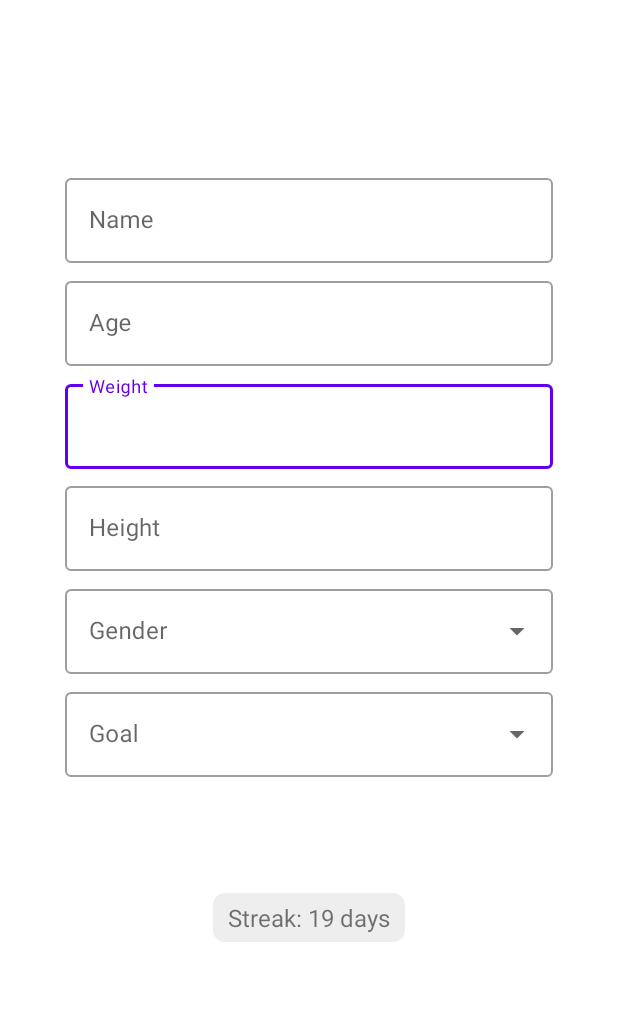
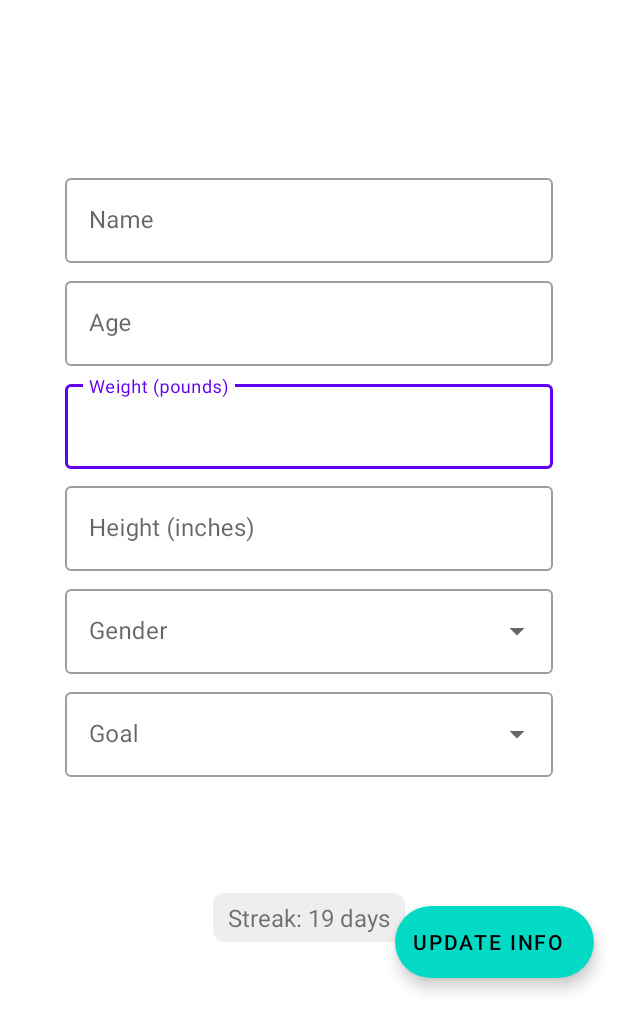
Before and after one commit to cs184-project-group-05/calorie_counter, an Android app: the layout fragment_home.xml on its own in the app's theme, with its tools: preview values and no code run, on a phone screen of 412 x 824 dp. Shown: the top 1031 px of the screen. Run offline under Robolectric (Android 15) with nearby library versions, the phone set to English and light mode, and no system bars.

```diff
--- a/CalorieCounter/app/src/main/res/layout/fragment_home.xml
+++ b/CalorieCounter/app/src/main/res/layout/fragment_home.xml
@@ -8,6 +8,7 @@
 
 
     <androidx.constraintlayout.widget.ConstraintLayout
+        android:id="@+id/constraintLayout2"
         android:layout_width="325dp"
         android:layout_height="418dp"
         app:layout_constraintBottom_toTopOf="@+id/streakText"
@@ -20,7 +21,7 @@
             style="@style/Widget.MaterialComponents.TextInputLayout.OutlinedBox"
             android:layout_width="0dp"
             android:layout_height="wrap_content"
-            android:hint="Weight"
+            android:hint="Weight (pounds)"
             app:layout_constraintBottom_toTopOf="@+id/heightInput"
             app:layout_constraintEnd_toEndOf="parent"
             app:layout_constraintHorizontal_bias="0.5"
@@ -110,7 +111,7 @@
             style="@style/Widget.MaterialComponents.TextInputLayout.OutlinedBox"
             android:layout_width="0dp"
             android:layout_height="wrap_content"
-            android:hint="Height"
+            android:hint="Height (inches)"
             app:layout_constraintBottom_toTopOf="@+id/genderDropdown"
             app:layout_constraintEnd_toEndOf="parent"
             app:layout_constraintHorizontal_bias="0.5"
@@ -157,4 +158,18 @@
         app:layout_constraintTop_toTopOf="parent"
         app:layout_constraintVertical_bias="0.0" />
 
+    <com.google.android.material.floatingactionbutton.ExtendedFloatingActionButton
+        android:id="@+id/extended_fab"
+        android:layout_width="wrap_content"
+        android:layout_height="wrap_content"
+        android:layout_gravity="bottom|end"
+        android:layout_margin="16dp"
+        android:layout_marginEnd="16dp"
+        android:contentDescription="Update Information"
+        android:text="Update Info"
+        app:layout_constraintBottom_toBottomOf="parent"
+        app:layout_constraintEnd_toEndOf="parent"
+        app:layout_constraintTop_toBottomOf="@+id/constraintLayout2"
+        app:layout_constraintVertical_bias="0.29" />
+
 </androidx.constraintlayout.widget.ConstraintLayout>
```
Also changed, not shown: CalorieCounter/app/src/main/java/edu/ucsb/cs/cs184/caloriecounter/ui/home/HomeFragment.kt (+28 -33 lines), CalorieCounter/app/src/main/java/edu/ucsb/cs/cs184/caloriecounter/ui/home/HomeViewModel.kt (+99 -3 lines).
